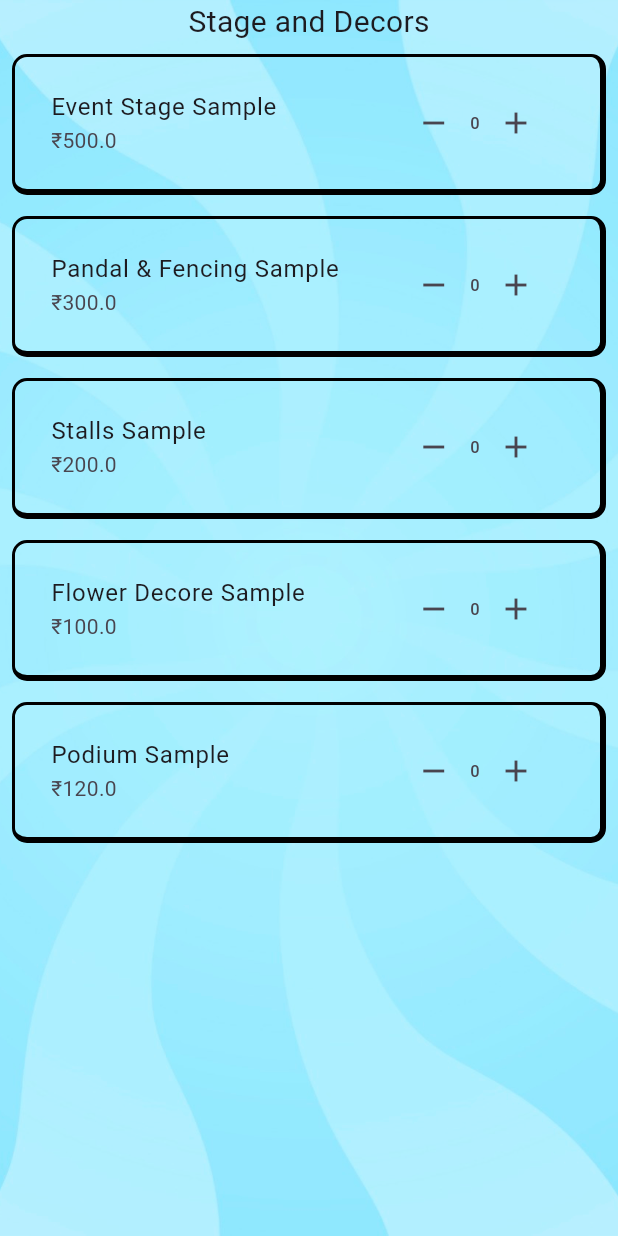
After one commit to BrawlerXull/Decors, a Flutter app: the screen it shows after launch, after a tap on "Stage and Decors", on a phone screen of 412 x 824 dp. The commit adds this screen. Run offline on Flutter 3.47's test engine with Material 3 defaults, Android fonts, the phone set to English and light mode, and no system bars; our stand-ins replace animated_text_kit, flutter_dotenv, get.

Commit message:
bindings and inner screen added

```diff
--- a/lib/main.dart
+++ b/lib/main.dart
@@ -1,6 +1,8 @@
 import 'package:flutter/material.dart';
 import 'package:flutter_dotenv/flutter_dotenv.dart';
 import 'package:get/get.dart';
+import 'package:malpani/screen/innerpage/bindings/InnerPageBindings.dart';
+import 'package:malpani/screen/splashscreen/view/SplashScreen.dart';
 import 'package:malpani/utils/routes.dart';
 
 Future<void> main() async {
@@ -14,7 +16,7 @@ class MyApp extends StatelessWidget {
   @override
   Widget build(BuildContext context) {
     return GetMaterialApp(
-      initialRoute: Routes.initialPage,
+      home: Routes.initialPage,
       getPages: Routes.pages,
     );
   }
--- /dev/null
+++ b/lib/screen/innerpage/bindings/InnerPageBindings.dart
@@ -0,0 +1,9 @@
+import 'package:get/get.dart';
+import 'package:malpani/screen/innerpage/controller/InnerPageController.dart';
+
+class InnerPageBindings extends Bindings {
+  @override
+  void dependencies() {
+    Get.put(InnerPageController());
+  }
+}
--- /dev/null
+++ b/lib/screen/innerpage/controller/InnerPageController.dart
@@ -0,0 +1,82 @@
+import 'package:get/get.dart';
+import 'package:malpani/model/ItemModel.dart';
+import 'package:malpani/utils/titleEnum.dart';
+
+class InnerPageController extends GetxController {
+  RxList<Map<String, dynamic>> stageAndDecors = [
+    {
+      "name": "Event Stage Sample",
+      "price": 500.0,
+      "isAvailable": true,
+      "category": "StageAndDecore",
+      "subCategory": "Event Stage",
+      "image": "event_stage_image_url"
+    },
+    {
+      "name": "Pandal & Fencing Sample",
+      "price": 300.0,
+      "isAvailable": true,
+      "category": "StageAndDecore",
+      "subCategory": "Pandal & Fencing",
+      "image": "pandal_fencing_image_url"
+    },
+    {
+      "name": "Stalls Sample",
+      "price": 200.0,
+      "isAvailable": false,
+      "category": "StageAndDecore",
+      "subCategory": "Stalls",
+      "image": "stalls_image_url"
+    },
+    {
+      "name": "Flower Decore Sample",
+      "price": 100.0,
+      "isAvailable": true,
+      "category": "StageAndDecore",
+      "subCategory": "Flower Decore",
+      "image": "flower_decore_image_url"
+    },
+    {
+      "name": "Podium Sample",
+      "price": 120.0,
+      "isAvailable": false,
+      "category": "StageAndDecore",
+      "subCategory": "Podium",
+      "image": "podium_image_url"
+    }
+  ].obs;
+
+  final RxInt stageAndDecorTotalCost = 0.obs;
+  final RxList<Item> stageAndDecorSelectedItems = <Item>[].obs;
+
+  List<Item> stageAndDecorsList = <Item>[].obs;
+
+  int getTotalCost() {
+    return stageAndDecorTotalCost.value;
+  }
+
+  @override
+  void onInit() {
+    stageAndDecorsList = stageAndDecors.map((data) {
+      return Item(
+        name: data["name"] ?? "",
+        price: data["price"] ?? 0.0,
+        isAvailable: data["isAvailable"] ?? false,
+        category: data["category"] ?? "",
+        subCategory: data["subCategory"] ?? "",
+        image: data["image"] ?? "",
+      );
+    }).toList();
+    super.onInit();
+  }
+
+  List<Item> getList(TitleType titleType) {
+    switch (titleType) {
+      case TitleType.stageAndDecors:
+        return stageAndDecorsList;
+
+      default:
+        return [];
+    }
+  }
+}
--- /dev/null
+++ b/lib/screen/innerpage/view/InnerPage.dart
@@ -0,0 +1,50 @@
+// ignore_for_file: public_member_api_docs, sort_constructors_first
+import 'package:animated_text_kit/animated_text_kit.dart';
+import 'package:flutter/material.dart';
+import 'package:get/get.dart';
+import 'package:malpani/screen/innerpage/controller/InnerPageController.dart';
+import 'package:malpani/screen/mainpage/view/MainPage.dart';
+import 'package:malpani/utils/constants.dart';
+import 'package:malpani/utils/titleEnum.dart';
+import 'package:malpani/widget/Itemtile.dart';
+
+class InnerPage extends GetView<InnerPageController> {
+  @override
+  Widget build(BuildContext context) {
+    final TitleType titleType = Get.arguments as TitleType;
+    return Scaffold(
+      body: Stack(
+        children: [
+          Container(
+            decoration: BoxDecoration(
+              image: DecorationImage(
+                image: AssetImage(Utils.kBackgroundImage),
+                fit: BoxFit.cover,
+              ),
+            ),
+          ),
+          Column(
+            children: [
+              Align(
+                child: Text(
+                  titleType.title,
+                  style: const TextStyle(
+                    fontSize: 20,
+                  ),
+                ),
+              ),
+              Expanded(
+                child: ListView.builder(
+                  itemBuilder: (context, index) {
+                    return ItemTile(item: controller.getList(titleType)[index]);
+                  },
+                  itemCount: controller.getList(titleType).length,
+                ),
+              )
+            ],
+          )
+        ],
+      ),
+    );
+  }
+}
--- a/lib/screen/mainpage/view/MainPage.dart
+++ b/lib/screen/mainpage/view/MainPage.dart
@@ -3,9 +3,14 @@ import 'package:malpani/utils/constants.dart';
 import 'package:malpani/utils/titleEnum.dart';
 import 'package:malpani/widget/MainPageGridTile.dart';
 
-class MainPage extends StatelessWidget {
-  const MainPage({Key? key});
+class MainPage extends StatefulWidget {
+  const MainPage({Key? key}) : super(key: key);
 
+  @override
+  _MainPageState createState() => _MainPageState();
+}
+
+class _MainPageState extends State<MainPage> {
   @override
   Widget build(BuildContext context) {
     return Scaffold(
@@ -60,6 +65,7 @@ class MainPage extends StatelessWidget {
                       List<TitleType> values = TitleType.values;
                       return MainPageGridTile(
                         title: values[index].title,
+                        titleType: values[index],
                       );
                     },
                   ),
--- a/lib/utils/routes.dart
+++ b/lib/utils/routes.dart
@@ -1,13 +1,23 @@
-import 'package:get/get_navigation/src/routes/get_route.dart';
+import 'package:get/get.dart';
+import 'package:malpani/screen/innerpage/bindings/InnerPageBindings.dart';
+import 'package:malpani/screen/innerpage/view/InnerPage.dart';
 import 'package:malpani/screen/splashscreen/view/SplashScreen.dart';
 
-abstract final class Routes {
-  static String initialPage = "/splash";
+abstract class Routes {
+  static const SplashScreen initialPage = SplashScreen();
+
+  static const INNER = '/inner';
+  static const SPLASH = '/splash';
 
   static List<GetPage> pages = [
     GetPage(
-      name: '/splash',
+      name: Routes.SPLASH,
       page: () => const SplashScreen(),
+    ),
+    GetPage(
+      name: Routes.INNER,
+      page: () => InnerPage(),
+      binding: InnerPageBindings(),
     ),
   ];
 }
--- a/lib/utils/titleEnum.dart
+++ b/lib/utils/titleEnum.dart
@@ -1,3 +1,5 @@
+import 'package:malpani/model/ItemModel.dart';
+
 enum TitleType {
   stageAndDecors,
   lightsAndSound,
--- /dev/null
+++ b/lib/widget/Itemtile.dart
@@ -0,0 +1,49 @@
+import 'package:flutter/material.dart';
+import 'package:get/get_state_manager/src/rx_flutter/rx_obx_widget.dart';
+import 'package:malpani/model/ItemModel.dart';
+
+class ItemTile extends StatelessWidget {
+  final Item item;
+
+  const ItemTile({
+    Key? key,
+    required this.item,
+  }) : super(key: key);
+
+  @override
+  Widget build(BuildContext context) {
+    return Container(
+      margin: EdgeInsets.symmetric(vertical: 7, horizontal: 8),
+      decoration: BoxDecoration(
+        borderRadius: BorderRadius.circular(10),
+        border: const Border(
+          right: BorderSide(width: 4, color: Colors.black),
+          top: BorderSide(width: 2, color: Colors.black),
+          left: BorderSide(width: 2, color: Colors.black),
+          bottom: BorderSide(width: 4, color: Colors.black),
+        ),
+      ),
+      child: Padding(
+        padding: const EdgeInsets.all(8.0),
+        child: ListTile(
+          title: Text(item.name),
+          subtitle: Text('\₹${item.price.toString()}'),
+          trailing: Row(
+            mainAxisSize: MainAxisSize.min,
+            children: [
+              IconButton(
+                onPressed: () {},
+                icon: Icon(Icons.remove),
+              ),
+              Text("0"),
+              IconButton(
+                onPressed: () {},
+                icon: Icon(Icons.add),
+              ),
+            ],
+          ),
+        ),
+      ),
+    );
+  }
+}
--- a/lib/widget/MainPageGridTile.dart
+++ b/lib/widget/MainPageGridTile.dart
@@ -1,12 +1,25 @@
 import 'package:flutter/material.dart';
+import 'package:get/get.dart';
+import 'package:malpani/screen/innerpage/view/InnerPage.dart';
+import 'package:malpani/utils/routes.dart';
+import 'package:malpani/utils/titleEnum.dart';
 
 class MainPageGridTile extends StatelessWidget {
   final String title;
-  const MainPageGridTile({super.key, required this.title});
+  final TitleType titleType;
+  const MainPageGridTile({
+    Key? key,
+    required this.title,
+    required this.titleType,
+  }) : super(key: key);
 
   @override
   Widget build(BuildContext context) {
-    return Column(
+    return GestureDetector(
+      onTap: () {
+        Get.toNamed(Routes.INNER, arguments: titleType);
+      },
+      child: Column(
         children: [
           Container(
             height: 100,
@@ -15,6 +28,7 @@ class MainPageGridTile extends StatelessWidget {
           ),
           Text(title),
         ],
+      ),
     );
   }
 }
```
Lines whose indentation alone changed are shown as unchanged.
